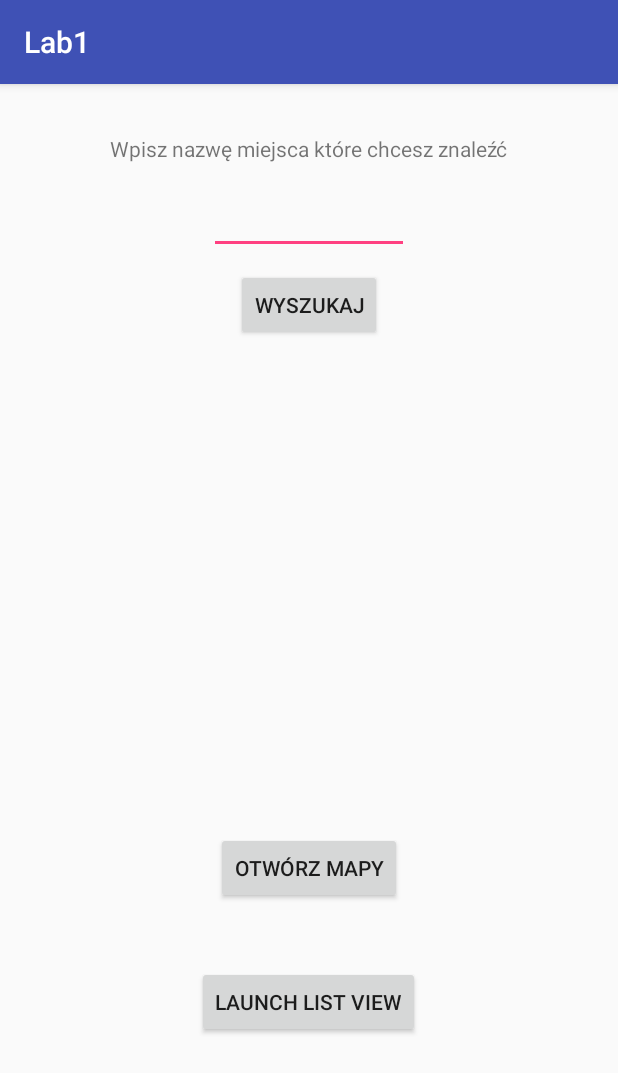
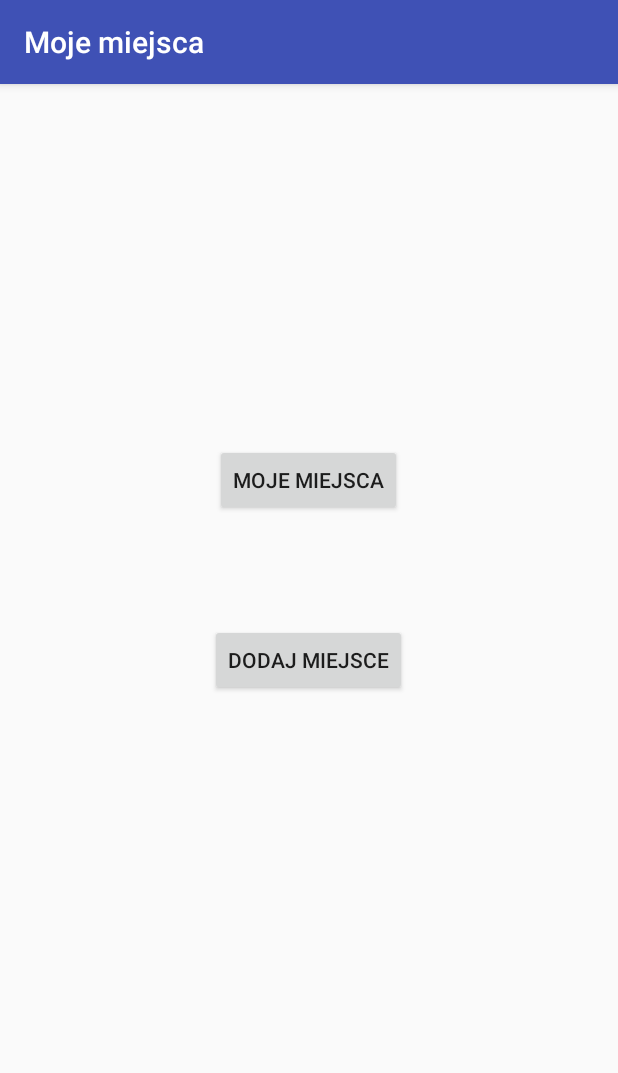
Before and after one commit to mateuszgl/PAMOProjekt, an Android app: the screen it shows after launch (MainActivity), on a phone screen of 412 x 824 dp. Shown: the top 1073 px of the screen. Run offline under Robolectric (Android 15) with nearby library versions, the phone set to English and light mode, and no system bars.

```diff
--- a/app/src/main/java/com/example/pamo/MainActivity.java
+++ b/app/src/main/java/com/example/pamo/MainActivity.java
@@ -8,21 +8,16 @@ import android.widget.Button;
 import android.widget.EditText;
 import android.widget.TextView;
 
-import com.example.pamo.R;
-
 public class MainActivity extends AppCompatActivity {
 
     @Override
     protected void onCreate(Bundle savedInstanceState) {
         super.onCreate(savedInstanceState);
         setContentView(R.layout.activity_main);
-        final TextView mainActivityTextView = (TextView) findViewById(R.id.main_activity_text_view);
-        final Button changeTextButton = (Button) findViewById(R.id.change_text_button);
-        final EditText mainActivityEditText = (EditText) findViewById(R.id.main_activity_edit_text);
         final Button mapsActivityButton = (Button) findViewById(R.id.maps_activity_button);
         final Button listViewActivityButton = (Button) findViewById(R.id.list_view_button);
 
-        final Intent secondActivityIntent = new Intent(this, SecondActivity.class);
+        final Intent secondActivityIntent = new Intent(this, AddLocationActivity.class);
         final Intent mapsActivityIntent = new Intent(this, MapsActivity.class);
 
         final Intent listViewActivityIntent = new Intent(this, ListViewActivity.class);
@@ -41,13 +36,5 @@ public class MainActivity extends AppCompatActivity {
             }
         });
 
-        changeTextButton.setOnClickListener(new View.OnClickListener() {
-            @Override
-            public void onClick(View v) {
-                String editTextValue = mainActivityEditText.getText().toString();
-                mapsActivityIntent.putExtra("location", editTextValue);
-                startActivity(mapsActivityIntent);
-            }
-        });
     }
 }
--- a/app/src/main/res/layout/activity_main.xml
+++ b/app/src/main/res/layout/activity_main.xml
@@ -1,52 +1,25 @@
 <?xml version="1.0" encoding="utf-8"?>
 <RelativeLayout xmlns:android="http://schemas.android.com/apk/res/android"
-    xmlns:app="http://schemas.android.com/apk/res-auto"
     xmlns:tools="http://schemas.android.com/tools"
     android:layout_width="match_parent"
     android:layout_height="match_parent"
     tools:context="com.example.pamo.MainActivity">
-
-    <TextView
-        android:id="@+id/main_activity_text_view"
-        android:text="@string/search_location_label" android:layout_width="wrap_content"
-        android:layout_height="wrap_content"
-        android:layout_alignParentTop="true"
-        android:layout_centerHorizontal="true"
-        android:layout_marginTop="33dp" />
-
-    <EditText
-        android:id="@+id/main_activity_edit_text"
-        android:layout_width="200px"
-        android:layout_height="wrap_content"
-        android:layout_marginTop="15dp"
-        android:layout_below="@+id/main_activity_text_view"
-        android:layout_centerHorizontal="true" />
-
-    <Button
-        android:id="@+id/change_text_button"
-        android:layout_width="wrap_content"
-        android:layout_height="wrap_content"
-        android:text="@string/search_button"
-        android:layout_marginTop="10dp"
-        android:layout_below="@+id/main_activity_edit_text"
-        android:layout_centerHorizontal="true" />
 
     <Button
         android:id="@+id/maps_activity_button"
         android:layout_width="wrap_content"
         android:layout_height="wrap_content"
         android:text="@string/maps_activity_button"
-        android:layout_above="@+id/list_view_button"
-        android:layout_centerHorizontal="true"
-        android:layout_marginBottom="41dp" />
+        android:layout_centerVertical="true"
+        android:layout_centerHorizontal="true" />
 
     <Button
         android:id="@+id/list_view_button"
         android:layout_width="wrap_content"
         android:layout_height="wrap_content"
-        android:text="Launch list view"
-        android:layout_marginBottom="132dp"
-        android:layout_alignParentBottom="true"
+        android:text="@string/my_locations_list"
+        android:layout_marginBottom="120dp"
+        android:layout_alignBottom="@+id/maps_activity_button"
         android:layout_centerHorizontal="true" />
 
 </RelativeLayout>
--- a/app/src/main/res/layout/activity_second.xml
+++ b/app/src/main/res/layout/activity_second.xml
@@ -1,14 +1,13 @@
 <?xml version="1.0" encoding="utf-8"?>
 <RelativeLayout xmlns:android="http://schemas.android.com/apk/res/android"
-    xmlns:app="http://schemas.android.com/apk/res-auto"
     xmlns:tools="http://schemas.android.com/tools"
     android:layout_width="match_parent"
     android:layout_height="match_parent"
-    tools:context="com.example.pamo.SecondActivity">
+    tools:context="com.example.pamo.AddLocationActivity">
 
     <TextView
         android:id="@+id/second_activity_text_view"
-        android:text="I am second activity" android:layout_width="wrap_content"
+        android:text="@string/app_name" android:layout_width="wrap_content"
         android:layout_height="wrap_content"
         android:layout_alignParentTop="true"
         android:layout_centerHorizontal="true"
--- a/app/src/main/res/values/strings.xml
+++ b/app/src/main/res/values/strings.xml
@@ -1,7 +1,9 @@
 <resources>
-    <string name="app_name">Lab1</string>
+    <string name="app_name">Moje miejsca</string>
     <string name="title_activity_maps">Mapa</string>
     <string name="search_button">Wyszukaj</string>
-    <string name="maps_activity_button">Otwórz mapy</string>
-    <string name="search_location_label">Wpisz nazwę miejsca które chcesz znaleźć</string>
+    <string name="save_button">Zapisz</string>
+    <string name="maps_activity_button">Dodaj miejsce</string>
+    <string name="search_location_hint">Wpisz nazwę miejsca</string>
+    <string name="my_locations_list">Moje miejsca</string>
 </resources>
```
Also changed, not shown: app/src/main/AndroidManifest.xml (+6 -6 lines), app/src/main/java/com/example/pamo/AddLocationActivity.java (renamed from app/src/main/java/com/example/pamo/SecondActivity.java, +7 -3 lines), app/src/main/java/com/example/pamo/ListViewActivity.java (+44 -10 lines), app/src/main/java/com/example/pamo/LocationDetailsActivity.java (added, +22 -0 lines), app/src/main/java/com/example/pamo/MapsActivity.java (+16 -23 lines), app/src/main/java/com/example/pamo/WebViewActivity.java (deleted, +0 -24 lines), app/src/main/java/com/example/pamo/db/DatabaseHelper.java (+35 -47 lines), app/src/main/res/layout/activity_location_details.xml (added, +16 -0 lines), app/src/main/res/layout/activity_maps.xml (+9 -2 lines), app/src/main/res/layout/activity_web_view.xml (deleted, +0 -15 lines).
